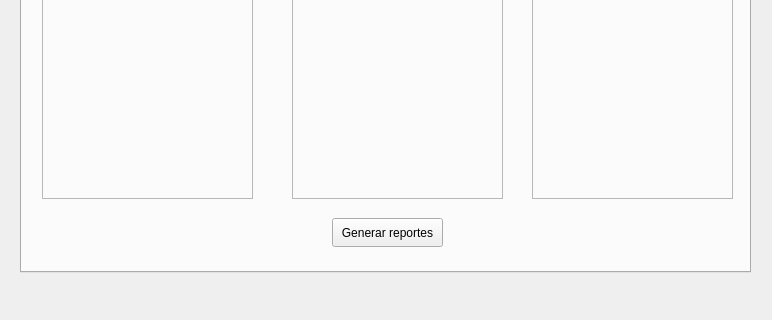
Before: the Qt Designer form Fase 2/Fase2EDD/moduloadministrador.ui in matiuuh/-EDD-Proyecto1_202203009, drawn with Qt 5; both pictures show x 0 to 772 and y 168 to 488 of the 772 by 488 pixel window.
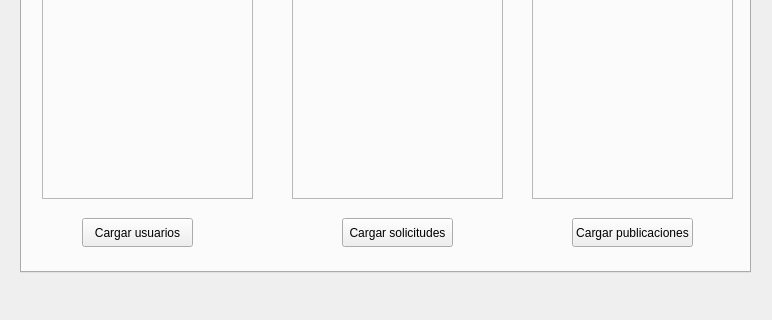
After: the same form once the commit is applied. The open tabs and pages were chosen to show the change.

Commit message: Se crean usuarios

```diff
--- a/Fase 2/Fase2EDD/moduloadministrador.ui
+++ b/Fase 2/Fase2EDD/moduloadministrador.ui
@@ -112,14 +112,14 @@
      <widget class="QPushButton" name="pushButton_3">
       <property name="geometry">
        <rect>
-        <x>310</x>
+        <x>60</x>
         <y>320</y>
         <width>111</width>
         <height>29</height>
        </rect>
       </property>
       <property name="text">
-       <string>Generar reportes</string>
+       <string>Cargar usuarios</string>
       </property>
      </widget>
      <widget class="QLabel" name="label_3">
@@ -224,6 +224,32 @@
        <string>Publicaciones</string>
       </property>
      </widget>
+     <widget class="QPushButton" name="btn_cargarSolicitudes">
+      <property name="geometry">
+       <rect>
+        <x>320</x>
+        <y>320</y>
+        <width>111</width>
+        <height>29</height>
+       </rect>
+      </property>
+      <property name="text">
+       <string>Cargar solicitudes</string>
+      </property>
+     </widget>
+     <widget class="QPushButton" name="btn_cargarPublicaciones">
+      <property name="geometry">
+       <rect>
+        <x>550</x>
+        <y>320</y>
+        <width>121</width>
+        <height>29</height>
+       </rect>
+      </property>
+      <property name="text">
+       <string>Cargar publicaciones</string>
+      </property>
+     </widget>
     </widget>
     <widget class="QWidget" name="tab_2">
      <attribute name="title">
```
Left out of the diff: 6 changed lines with no effect on the pictures. The commit also changes 21 other files.
